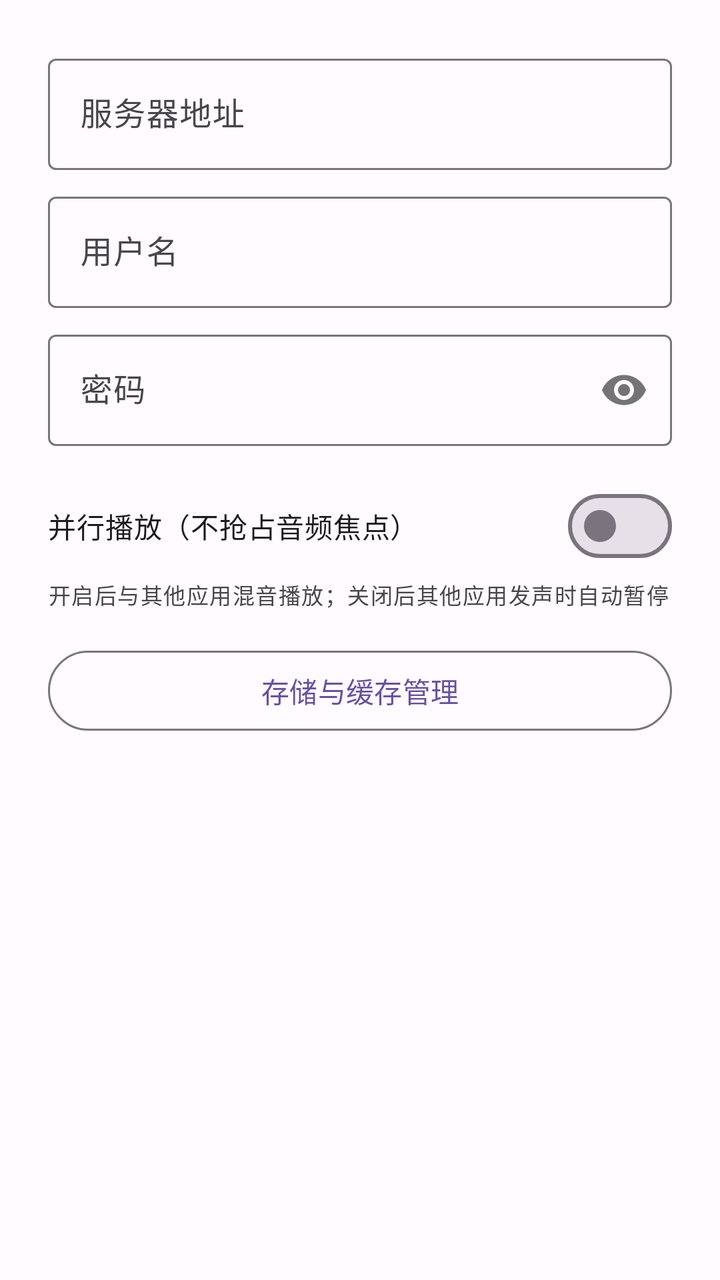
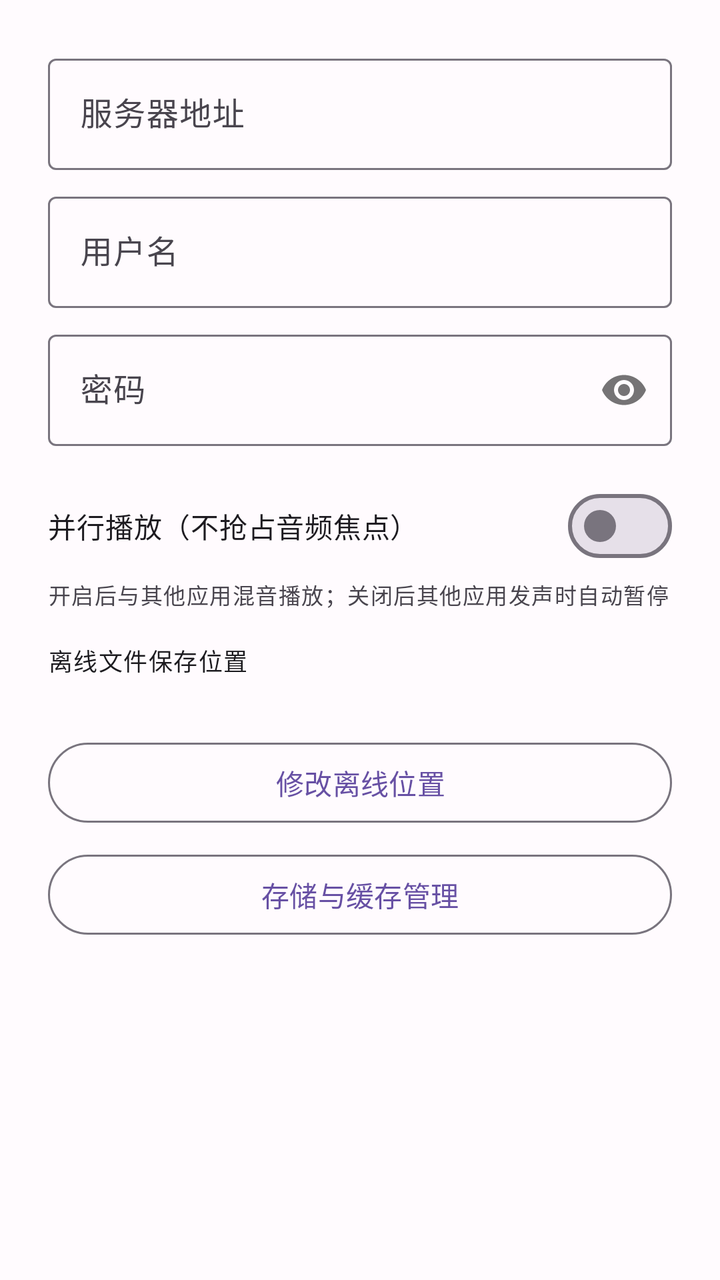

Compare the two renders of this Android layout. The source of the first and the diff that turns it into the second are given below.
<!-- AndroidManifest.xml: application theme Theme.TLMCPlayer -->
<!-- res/layout/dialog_settings.xml -->
<?xml version="1.0" encoding="utf-8"?>
<ScrollView xmlns:android="http://schemas.android.com/apk/res/android"
    xmlns:app="http://schemas.android.com/apk/res-auto"
    android:layout_width="match_parent"
    android:layout_height="wrap_content">

    <LinearLayout
        android:layout_width="match_parent"
        android:layout_height="wrap_content"
        android:orientation="vertical"
        android:padding="24dp">

        <com.google.android.material.textfield.TextInputLayout
            android:layout_width="match_parent"
            android:layout_height="wrap_content"
            android:hint="服务器地址">

            <com.google.android.material.textfield.TextInputEditText
                android:id="@+id/editUrl"
                android:layout_width="match_parent"
                android:layout_height="wrap_content"
                android:inputType="textUri" />

        </com.google.android.material.textfield.TextInputLayout>

        <com.google.android.material.textfield.TextInputLayout
            android:layout_width="match_parent"
            android:layout_height="wrap_content"
            android:layout_marginTop="8dp"
            android:hint="用户名">

            <com.google.android.material.textfield.TextInputEditText
                android:id="@+id/editUsername"
                android:layout_width="match_parent"
                android:layout_height="wrap_content"
                android:inputType="text" />

        </com.google.android.material.textfield.TextInputLayout>

        <com.google.android.material.textfield.TextInputLayout
            android:layout_width="match_parent"
            android:layout_height="wrap_content"
            android:layout_marginTop="8dp"
            android:hint="密码"
            app:passwordToggleEnabled="true">

            <com.google.android.material.textfield.TextInputEditText
                android:id="@+id/editPassword"
                android:layout_width="match_parent"
                android:layout_height="wrap_content"
                android:inputType="textPassword" />

        </com.google.android.material.textfield.TextInputLayout>

        <com.google.android.material.materialswitch.MaterialSwitch
            android:id="@+id/switchParallelPlayback"
            android:layout_width="match_parent"
            android:layout_height="wrap_content"
            android:layout_marginTop="16dp"
            android:text="并行播放（不抢占音频焦点）" />

        <TextView
            android:layout_width="match_parent"
            android:layout_height="wrap_content"
            android:layout_marginTop="2dp"
            android:text="开启后与其他应用混音播放；关闭后其他应用发声时自动暂停"
            android:textAppearance="?attr/textAppearanceLabelSmall"
            android:textColor="?attr/colorOnSurfaceVariant" />

        <com.google.android.material.button.MaterialButton
            android:id="@+id/btnStorageManagement"
            style="@style/Widget.Material3.Button.OutlinedButton"
            android:layout_width="match_parent"
            android:layout_height="wrap_content"
            android:layout_marginTop="16dp"
            android:text="存储与缓存管理" />

    </LinearLayout>

</ScrollView>
<!-- resources referenced by this layout -->
<resources>
  <style name="Theme.TLMCPlayer" parent="Theme.Material3.DayNight.NoActionBar">
          <item name="colorPrimary">@color/md_theme_primary</item>
          <item name="colorOnPrimary">@color/md_theme_onPrimary</item>
          <item name="colorPrimaryContainer">@color/md_theme_primaryContainer</item>
          <item name="colorOnPrimaryContainer">@color/md_theme_onPrimaryContainer</item>
          <item name="colorSecondary">@color/md_theme_secondary</item>
          <item name="colorOnSecondary">@color/md_theme_onSecondary</item>
          <item name="colorSecondaryContainer">@color/md_theme_secondaryContainer</item>
          <item name="colorOnSecondaryContainer">@color/md_theme_onSecondaryContainer</item>
          <item name="colorTertiary">@color/md_theme_tertiary</item>
          <item name="colorOnTertiary">@color/md_theme_onTertiary</item>
          <item name="colorError">@color/md_theme_error</item>
          <item name="colorOnError">@color/md_theme_onError</item>
          <item name="android:colorBackground">@color/md_theme_background</item>
          <item name="colorOnBackground">@color/md_theme_onBackground</item>
          <item name="colorSurface">@color/md_theme_surface</item>
          <item name="colorOnSurface">@color/md_theme_onSurface</item>
          <item name="colorSurfaceVariant">@color/md_theme_surfaceVariant</item>
          <item name="colorOnSurfaceVariant">@color/md_theme_onSurfaceVariant</item>
          <item name="colorOutline">@color/md_theme_outline</item>
      </style>
  <color name="md_theme_primary">#6750A4</color>
  <color name="md_theme_onPrimary">#FFFFFF</color>
  <color name="md_theme_primaryContainer">#EADDFF</color>
  <color name="md_theme_onPrimaryContainer">#21005E</color>
  <color name="md_theme_secondary">#625B71</color>
  <color name="md_theme_onSecondary">#FFFFFF</color>
  <color name="md_theme_secondaryContainer">#E8DEF8</color>
  <color name="md_theme_onSecondaryContainer">#1E192B</color>
  <color name="md_theme_tertiary">#7D5260</color>
  <color name="md_theme_onTertiary">#FFFFFF</color>
  <color name="md_theme_error">#B3261E</color>
  <color name="md_theme_onError">#FFFFFF</color>
  <color name="md_theme_background">#FFFBFE</color>
  <color name="md_theme_onBackground">#1C1B1F</color>
  <color name="md_theme_surface">#FFFBFE</color>
  <color name="md_theme_onSurface">#1C1B1F</color>
  <color name="md_theme_surfaceVariant">#E7E0EC</color>
  <color name="md_theme_onSurfaceVariant">#49454E</color>
  <color name="md_theme_outline">#79747E</color>
</resources>

<!-- the commit's change to res/layout/dialog_settings.xml (unified diff, before → after) -->
@@ -67,12 +67,36 @@
             android:textAppearance="?attr/textAppearanceLabelSmall"
             android:textColor="?attr/colorOnSurfaceVariant" />
 
+        <TextView
+            android:layout_width="match_parent"
+            android:layout_height="wrap_content"
+            android:layout_marginTop="16dp"
+            android:text="离线文件保存位置"
+            android:textAppearance="?attr/textAppearanceLabelMedium"
+            android:textColor="?attr/colorOnSurface" />
+
+        <TextView
+            android:id="@+id/tvOfflinePath"
+            android:layout_width="match_parent"
+            android:layout_height="wrap_content"
+            android:layout_marginTop="4dp"
+            android:textAppearance="?attr/textAppearanceBodySmall"
+            android:textColor="?attr/colorOnSurfaceVariant" />
+
+        <com.google.android.material.button.MaterialButton
+            android:id="@+id/btnChangeOfflinePath"
+            style="@style/Widget.Material3.Button.OutlinedButton"
+            android:layout_width="match_parent"
+            android:layout_height="wrap_content"
+            android:layout_marginTop="8dp"
+            android:text="修改离线位置" />
+
         <com.google.android.material.button.MaterialButton
             android:id="@+id/btnStorageManagement"
             style="@style/Widget.Material3.Button.OutlinedButton"
             android:layout_width="match_parent"
             android:layout_height="wrap_content"
-            android:layout_marginTop="16dp"
+            android:layout_marginTop="8dp"
             android:text="存储与缓存管理" />
 
     </LinearLayout>
